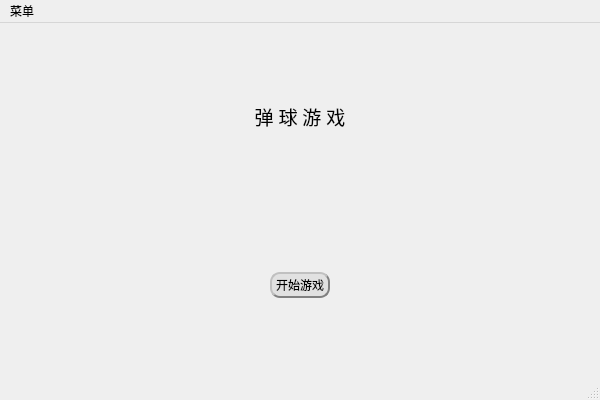
Old version of the form mainWindow.ui in the repository jsuikak/pinballQt.
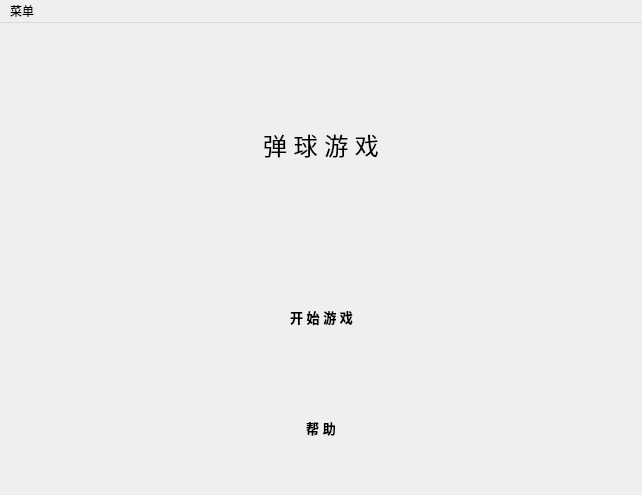
New version of the form. Icons and pictures are not drawn.

The edit to the form file:
```diff
--- a/mainWindow.ui
+++ b/mainWindow.ui
@@ -6,8 +6,8 @@
    <rect>
     <x>0</x>
     <y>0</y>
-    <width>600</width>
-    <height>400</height>
+    <width>642</width>
+    <height>495</height>
    </rect>
   </property>
   <property name="windowTitle">
@@ -15,11 +15,97 @@
   </property>
   <widget class="QWidget" name="centralWidget">
    <property name="styleSheet">
+    <string notr="true"/>
+   </property>
+   <layout class="QVBoxLayout" name="verticalLayout">
+    <property name="spacing">
+     <number>0</number>
+    </property>
+    <property name="leftMargin">
+     <number>0</number>
+    </property>
+    <property name="topMargin">
+     <number>0</number>
+    </property>
+    <property name="rightMargin">
+     <number>0</number>
+    </property>
+    <property name="bottomMargin">
+     <number>0</number>
+    </property>
+    <item>
+     <widget class="QStackedWidget" name="stackedWidget">
+      <property name="currentIndex">
+       <number>0</number>
+      </property>
+      <widget class="QWidget" name="startPage">
+       <layout class="QVBoxLayout" name="verticalLayout_4">
+        <item>
+         <widget class="QWidget" name="widget" native="true">
+          <layout class="QVBoxLayout" name="verticalLayout_5">
+           <item>
+            <widget class="QPushButton" name="pushButton">
+             <property name="font">
+              <font>
+               <family>Microsoft YaHei UI</family>
+               <pointsize>18</pointsize>
+               <weight>50</weight>
+               <bold>false</bold>
+              </font>
+             </property>
+             <property name="focusPolicy">
+              <enum>Qt::NoFocus</enum>
+             </property>
+             <property name="contextMenuPolicy">
+              <enum>Qt::NoContextMenu</enum>
+             </property>
+             <property name="styleSheet">
+              <string notr="true">border:none;</string>
+             </property>
+             <property name="text">
+              <string>弹 球 游 戏</string>
+             </property>
+             <property name="icon">
+              <iconset resource="mainWindow.qrc">
+               <normaloff>:/resource/resource/icons/弹球.png</normaloff>:/resource/resource/icons/弹球.png</iconset>
+             </property>
+             <property name="iconSize">
+              <size>
+               <width>100</width>
+               <height>100</height>
+              </size>
+             </property>
+            </widget>
+           </item>
+          </layout>
+         </widget>
+        </item>
+        <item>
+         <widget class="QWidget" name="titleWidget" native="true">
+          <layout class="QVBoxLayout" name="verticalLayout_3">
+           <property name="spacing">
+            <number>0</number>
+           </property>
+           <property name="leftMargin">
+            <number>0</number>
+           </property>
+           <property name="topMargin">
+            <number>0</number>
+           </property>
+           <property name="rightMargin">
+            <number>0</number>
+           </property>
+           <property name="bottomMargin">
+            <number>0</number>
+           </property>
+           <item>
+            <widget class="QWidget" name="btnsWidget" native="true">
+             <property name="styleSheet">
     <string notr="true">QPushButton{
-	background-color: rgb(225, 225, 225);
-	border:2px groove gray;
+	
+	border:none;
 	border-radius:10px;
-	padding:2px 4px;
+	padding:9px 15px;
 	border-style: outset;
 }
 QPushButton:hover{
@@ -29,32 +115,39 @@
 QPushButton:pressed{
 	background-color:rgb(204, 228, 247);
 	border-style: inset;
-}
-</string>
-   </property>
-   <layout class="QVBoxLayout" name="verticalLayout">
-    <item>
-     <widget class="QLabel" name="label">
-      <property name="font">
-       <font>
-        <family>Microsoft YaHei</family>
-        <pointsize>14</pointsize>
-       </font>
-      </property>
-      <property name="text">
-       <string>弹 球 游 戏</string>
-      </property>
-      <property name="alignment">
-       <set>Qt::AlignCenter</set>
-      </property>
-     </widget>
-    </item>
-    <item>
-     <widget class="QWidget" name="btnsWidget" native="true">
+}</string>
+             </property>
       <layout class="QVBoxLayout" name="verticalLayout_2">
+              <property name="spacing">
+               <number>0</number>
+              </property>
+              <property name="leftMargin">
+               <number>0</number>
+              </property>
+              <property name="topMargin">
+               <number>0</number>
+              </property>
+              <property name="rightMargin">
+               <number>0</number>
+              </property>
+              <property name="bottomMargin">
+               <number>0</number>
+              </property>
        <item>
         <widget class="QWidget" name="startGameBtnWidget" native="true">
          <layout class="QHBoxLayout" name="horizontalLayout">
+                 <property name="leftMargin">
+                  <number>0</number>
+                 </property>
+                 <property name="topMargin">
+                  <number>5</number>
+                 </property>
+                 <property name="rightMargin">
+                  <number>0</number>
+                 </property>
+                 <property name="bottomMargin">
+                  <number>5</number>
+                 </property>
           <item>
            <spacer name="horizontalSpacer">
             <property name="orientation">
@@ -72,14 +165,28 @@
            <widget class="QPushButton" name="startBtn">
             <property name="font">
              <font>
-              <family>Microsoft YaHei</family>
+                     <family>Microsoft YaHei UI</family>
+                     <pointsize>10</pointsize>
+                     <weight>75</weight>
+                     <italic>false</italic>
+                     <bold>true</bold>
              </font>
             </property>
             <property name="styleSheet">
              <string notr="true"/>
             </property>
             <property name="text">
-             <string>开始游戏</string>
+                    <string>开 始 游 戏</string>
+                   </property>
+                   <property name="icon">
+                    <iconset resource="mainWindow.qrc">
+                     <normaloff>:/resource/resource/icons/start.png</normaloff>:/resource/resource/icons/start.png</iconset>
+                   </property>
+                   <property name="iconSize">
+                    <size>
+                     <width>30</width>
+                     <height>30</height>
+                    </size>
             </property>
            </widget>
           </item>
@@ -99,7 +206,88 @@
          </layout>
         </widget>
        </item>
-      </layout>
+              <item>
+               <widget class="QWidget" name="helpBtnWidget" native="true">
+                <layout class="QHBoxLayout" name="horizontalLayout_2">
+                 <property name="leftMargin">
+                  <number>0</number>
+                 </property>
+                 <property name="topMargin">
+                  <number>5</number>
+                 </property>
+                 <property name="rightMargin">
+                  <number>0</number>
+                 </property>
+                 <property name="bottomMargin">
+                  <number>5</number>
+                 </property>
+                 <item>
+                  <spacer name="horizontalSpacer_3">
+                   <property name="orientation">
+                    <enum>Qt::Horizontal</enum>
+                   </property>
+                   <property name="sizeHint" stdset="0">
+                    <size>
+                     <width>40</width>
+                     <height>20</height>
+                    </size>
+                   </property>
+                  </spacer>
+                 </item>
+                 <item>
+                  <widget class="QPushButton" name="helpBtn">
+                   <property name="font">
+                    <font>
+                     <family>Microsoft YaHei UI</family>
+                     <pointsize>10</pointsize>
+                     <weight>75</weight>
+                     <bold>true</bold>
+                    </font>
+                   </property>
+                   <property name="styleSheet">
+                    <string notr="true"/>
+                   </property>
+                   <property name="text">
+                    <string>帮 助</string>
+                   </property>
+                   <property name="icon">
+                    <iconset resource="mainWindow.qrc">
+                     <normaloff>:/resource/resource/icons/帮助.png</normaloff>:/resource/resource/icons/帮助.png</iconset>
+                   </property>
+                   <property name="iconSize">
+                    <size>
+                     <width>30</width>
+                     <height>30</height>
+                    </size>
+                   </property>
+                  </widget>
+                 </item>
+                 <item>
+                  <spacer name="horizontalSpacer_4">
+                   <property name="orientation">
+                    <enum>Qt::Horizontal</enum>
+                   </property>
+                   <property name="sizeHint" stdset="0">
+                    <size>
+                     <width>40</width>
+                     <height>20</height>
+                    </size>
+                   </property>
+                  </spacer>
+                 </item>
+                </layout>
+               </widget>
+              </item>
+             </layout>
+             <zorder>helpBtnWidget</zorder>
+             <zorder>startGameBtnWidget</zorder>
+            </widget>
+           </item>
+          </layout>
+         </widget>
+        </item>
+       </layout>
+      </widget>
      </widget>
     </item>
    </layout>
@@ -109,7 +297,7 @@
     <rect>
      <x>0</x>
      <y>0</y>
-     <width>600</width>
+     <width>642</width>
      <height>26</height>
     </rect>
    </property>
@@ -122,7 +310,6 @@
    </widget>
    <addaction name="menu"/>
   </widget>
-  <widget class="QStatusBar" name="statusBar"/>
   <action name="new_game_action">
    <property name="text">
     <string>新游戏</string>
```
Left out of the diff: 6 changed lines with no effect on the pictures. Lines whose indentation alone changed are shown as unchanged.
